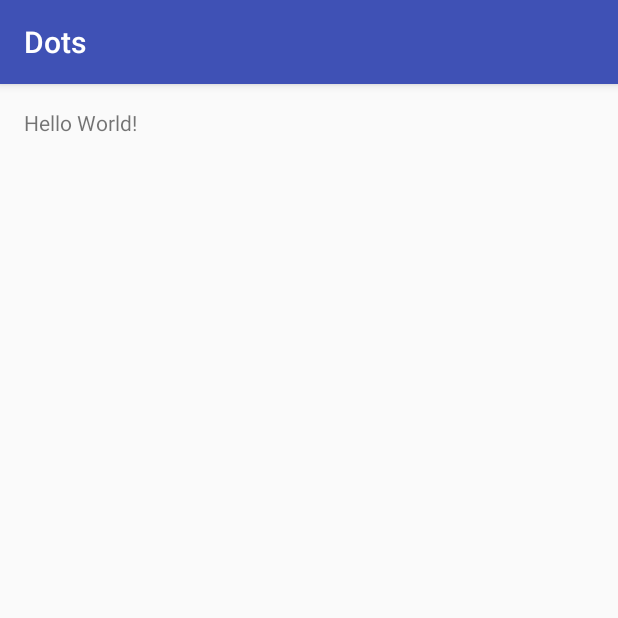
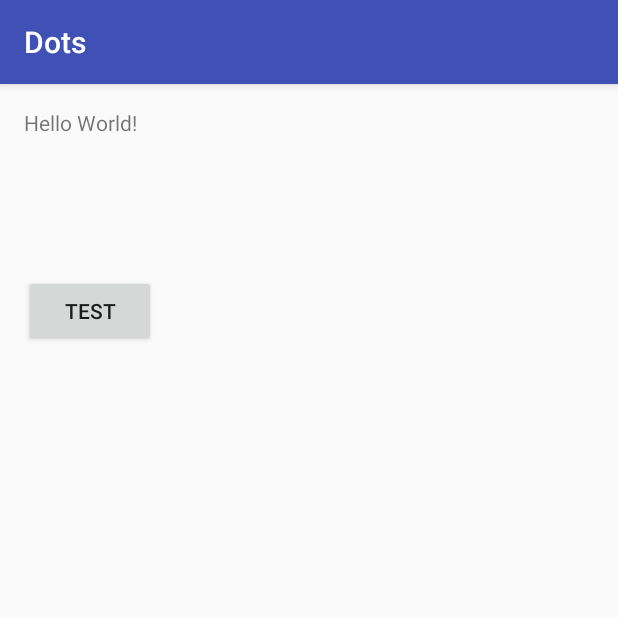
Before and after one commit to papsti7/Dots, an Android app: the screen it shows after launch (MainActivity), on a phone screen of 412 x 824 dp, the top half of it. Run offline under Robolectric (Android 15) with nearby library versions, the phone set to English and light mode, and no system bars.

Commit message:
test commit

```diff
--- a/Dots/app/src/main/java/com/sewm/defaultteam/dots/MainActivity.java
+++ b/Dots/app/src/main/java/com/sewm/defaultteam/dots/MainActivity.java
@@ -1,7 +1,10 @@
 package com.sewm.defaultteam.dots;
 
+import android.content.Intent;
 import android.support.v7.app.AppCompatActivity;
 import android.os.Bundle;
+import android.view.View;
+import android.widget.TextView;
 
 public class MainActivity extends AppCompatActivity {
 
@@ -10,4 +13,11 @@
         super.onCreate(savedInstanceState);
         setContentView(R.layout.activity_main);
     }
+
+    void test(View view )
+    {
+        TextView textView = (TextView)findViewById(R.id.tv_test);
+        textView.setText("Hat funktioniert!");
+
+    }
 }
--- a/Dots/app/src/main/res/layout/activity_main.xml
+++ b/Dots/app/src/main/res/layout/activity_main.xml
@@ -12,5 +12,17 @@
     <TextView
         android:layout_width="wrap_content"
         android:layout_height="wrap_content"
-        android:text="Hello World!" />
+        android:text="Hello World!"
+        android:id="@+id/tv_test" />
+
+    <Button
+        android:layout_width="wrap_content"
+        android:layout_height="wrap_content"
+        android:text="test"
+        android:id="@+id/bt_test"
+        android:layout_below="@+id/tv_test"
+        android:layout_alignParentLeft="true"
+        android:layout_alignParentStart="true"
+        android:layout_marginTop="92dp"
+        android:onClick="test" />
 </RelativeLayout>
```
Also changed, not shown: Dots/app/src/main/res/layout/test.xml (added, +12 -0 lines).
